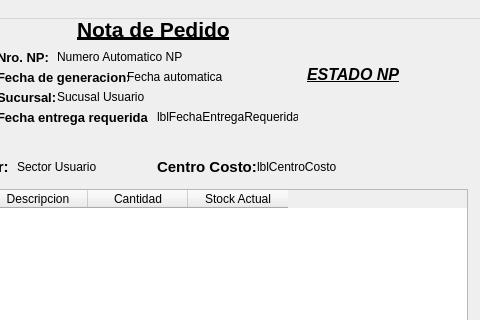
AyeQuinteros15/DemoPracticas, file ventanaVerNP.ui: the form before one commit; both pictures show x 323 to 803 and y 0 to 320 of the 803 by 730 pixel window.
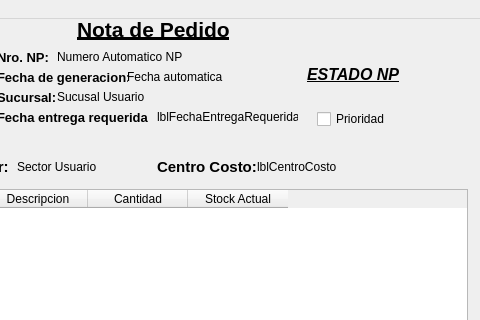
The form after the commit. Icons and pictures are not drawn.

Patch:
```diff
--- a/ventanaVerNP.ui
+++ b/ventanaVerNP.ui
@@ -580,6 +580,19 @@
      <string>lblCentroCosto</string>
     </property>
    </widget>
+   <widget class="QCheckBox" name="checkBoxPrioridad">
+    <property name="geometry">
+     <rect>
+      <x>640</x>
+      <y>90</y>
+      <width>78</width>
+      <height>20</height>
+     </rect>
+    </property>
+    <property name="text">
+     <string>Prioridad</string>
+    </property>
+   </widget>
   </widget>
   <widget class="QMenuBar" name="menubar">
    <property name="geometry">
```
Left out of the diff: 14 changed lines with no effect on the pictures.
